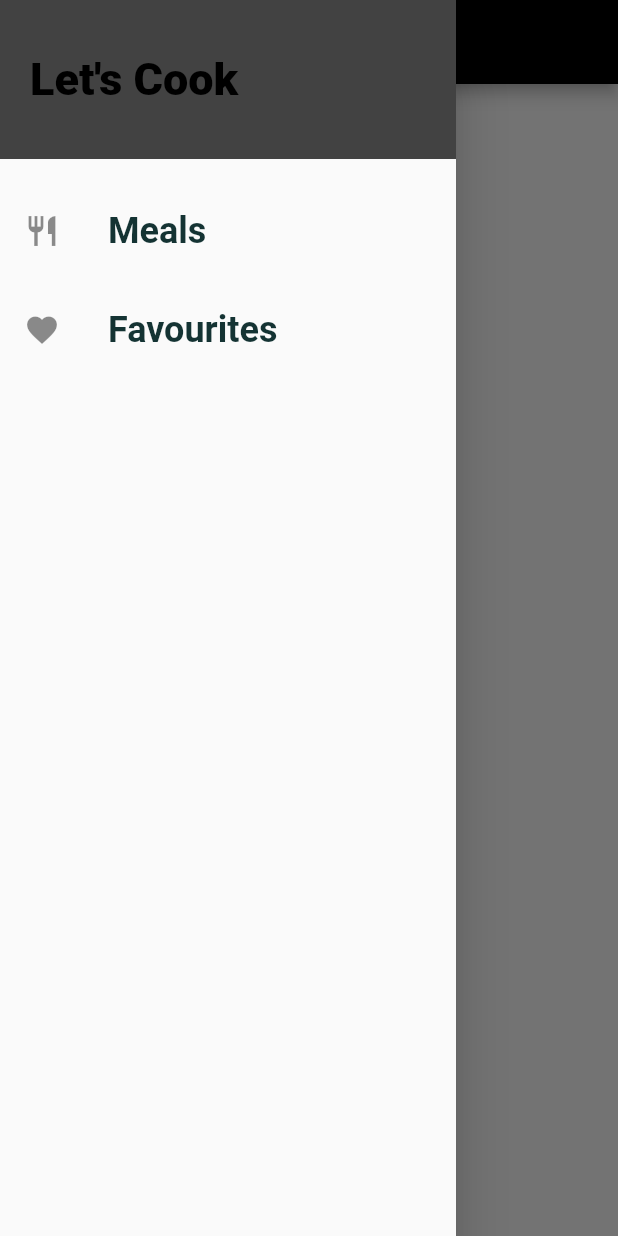
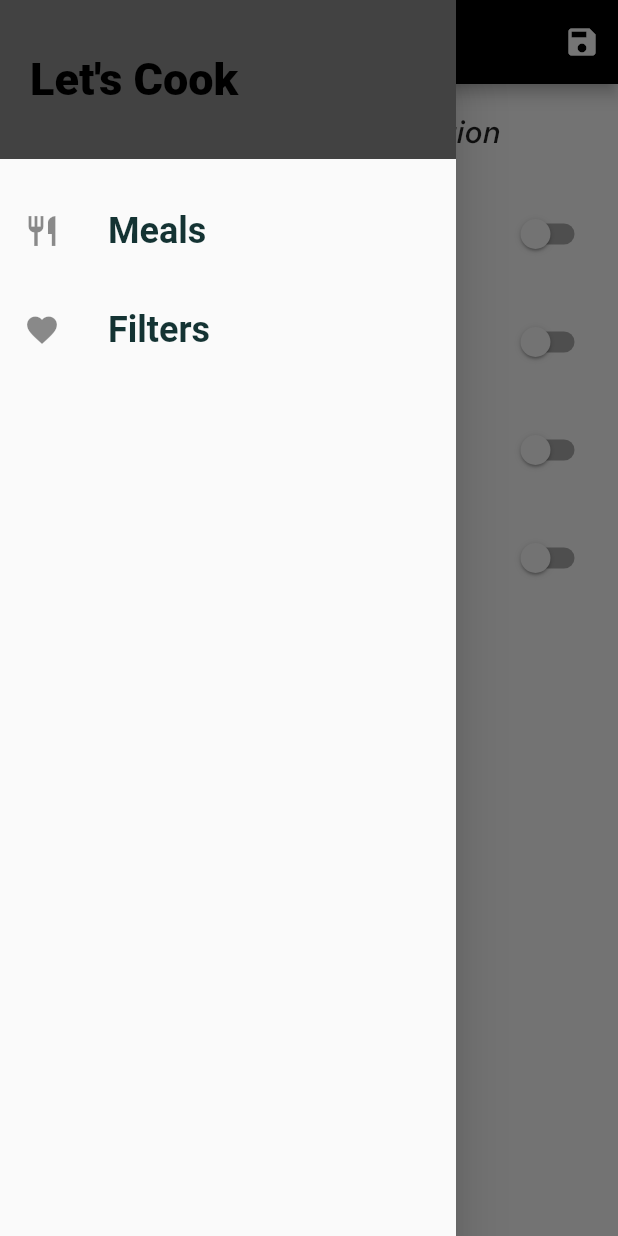
Before and after one commit to oddmmar/sandbox-flutter, a Flutter app: the FilterScreen screen opened by its route, with the side drawer open, on a phone screen of 412 x 824 dp. Run offline on Flutter 3.47's test engine with Material 2 defaults, Android fonts, the phone set to English and light mode, and no system bars.

Commit message:
finishes section 07

```diff
--- a/section07/lib/main.dart
+++ b/section07/lib/main.dart
@@ -1,13 +1,12 @@
-// import 'dart:io';
 import 'package:flutter/material.dart';
 import 'package:flutter/services.dart';
+import 'package:section07/dummy_data.dart';
+import 'package:section07/models/meal.dart';
 import 'package:section07/routes/categories_meals_screen.dart';
 import 'package:section07/routes/categories_screen.dart';
-import 'package:section07/routes/filter_screen.dart';
+import 'package:section07/routes/filters_screen.dart';
 import 'package:section07/routes/meal_detail_screen.dart';
 import 'package:section07/routes/tabs_screen.dart';
-
-// import 'package:flutter/cupertino.dart';
 
 void main() {
   WidgetsFlutterBinding.ensureInitialized();
@@ -16,25 +15,74 @@ void main() {
       DeviceOrientation.portraitUp,
     ],
   );
-  runApp(Meals());
+  runApp(const Meals());
 }
 
-class Meals extends StatelessWidget {
-  Meals({Key? key}) : super(key: key);
+class Meals extends StatefulWidget {
+  const Meals({Key? key}) : super(key: key);
+
+  @override
+  State<Meals> createState() => _MealsState();
+}
+
+class _MealsState extends State<Meals> {
+  Map<String, bool> _filters = {
+    'gluten': false,
+    'vegan': false,
+    'vegetarian': false,
+    'lactose': false,
+  };
+
+  List<Meal> _availableMeals = dummyMeals;
+  final List<Meal> _faveMeals = [];
+
+  void _setFilters(Map<String, bool> filterData) {
+    setState(() {
+      _filters = filterData;
+      _availableMeals = dummyMeals.where((element) {
+        if (_filters['gluten']! && !element.isGlutenFree) {
+          return false;
+        }
+        if (_filters['lactose']! && !element.isLactoseFree) {
+          return false;
+        }
+        if (_filters['vegan']! && !element.isVegan) {
+          return false;
+        }
+        if (_filters['vegetaria']! && !element.isVegetarian) {
+          return false;
+        }
+        return true;
+      }).toList();
+    });
+  }
+
+  void _toggleFaves({required String mealId}) {
+    print('toggling');
+    final existingIndex =
+        _faveMeals.indexWhere((element) => element.id == mealId);
+    if (existingIndex >= 0) {
+      setState(() {
+        _faveMeals.removeAt(existingIndex);
+      });
+    } else {
+      setState(() {
+        _faveMeals
+            .add(dummyMeals.firstWhere((element) => element.id == mealId));
+      });
+    }
+  }
+
+  bool _isMealFave(String id) {
+    final bool testCond = _faveMeals.any((element) => element.id == id);
+    print(testCond);
+    return testCond;
+  }
 
   final ThemeData appTheme = ThemeData(
     primarySwatch: Colors.blueGrey,
     primaryColor: Colors.black,
     fontFamily: 'SFPro',
-    // textTheme: TextTheme(
-    //   titleMedium: const TextStyle(
-    //     fontSize: 17,
-    //   ),
-    //   bodyText1: const TextStyle(
-    //     fontSize: 30,
-    //     fontWeight: FontWeight.bold,
-    //   ),
-    // ),
   );
 
   @override
@@ -55,11 +103,16 @@ class Meals extends StatelessWidget {
       // home: const CategoriesScreen(),
       initialRoute: '/', // default anyway
       routes: {
-        '/': (context) => const TabsScreen(),
-        CategoryMealsScreen.routeName: (context) => const CategoryMealsScreen(),
+        '/': (context) => TabsScreen(faves: _faveMeals),
+        CategoryMealsScreen.routeName: (context) =>
+            CategoryMealsScreen(availableMeals: _availableMeals),
         CategoriesScreen.routeName: ((context) => const CategoriesScreen()),
-        MealDetailScreen.routeName: (context) => const MealDetailScreen(),
-        FilterScreen.routeName: ((context) => const FilterScreen()),
+        MealDetailScreen.routeName: (context) => MealDetailScreen(
+              toggleFave: _toggleFaves,
+              isMealFave: _isMealFave,
+            ),
+        FilterScreen.routeName: ((context) =>
+            FilterScreen(filters: _filters, saveFilters: _setFilters)),
       },
       // onGenerateRoute: (settings) {
       //   print(settings.arguments);
--- a/section07/lib/routes/filter_screen.dart
+++ /dev/null
@@ -1,19 +0,0 @@
-import 'package:flutter/material.dart';
-import 'package:section07/widgets/main_drawer.dart';
-
-class FilterScreen extends StatelessWidget {
-  const FilterScreen({Key? key}) : super(key: key);
-
-  static const routeName = '/filters';
-
-  @override
-  Widget build(BuildContext context) {
-    return Scaffold(
-      drawer: const MainDrawer(),
-      appBar: AppBar(),
-      body: const Center(
-        child: Text('Filters'),
-      ),
-    );
-  }
-}
--- /dev/null
+++ b/section07/lib/routes/filters_screen.dart
@@ -0,0 +1,119 @@
+import 'package:flutter/material.dart';
+import 'package:section07/widgets/main_drawer.dart';
+
+class FilterScreen extends StatefulWidget {
+  const FilterScreen(
+      {Key? key, required this.saveFilters, required this.filters})
+      : super(key: key);
+
+  static const routeName = '/filters';
+  final Function saveFilters;
+  final Map<String, bool> filters;
+
+  @override
+  State<FilterScreen> createState() => _FilterScreenState();
+}
+
+class _FilterScreenState extends State<FilterScreen> {
+  bool _glutenFree = false;
+  bool _vegetarian = false;
+  bool _vegan = false;
+  bool _lactoseFree = false;
+
+  @override
+  void initState() {
+    _glutenFree = widget.filters['gluten']!;
+    _vegetarian = widget.filters['vegetarian']!;
+    _vegan = widget.filters['vegan']!;
+    _lactoseFree = widget.filters['lactose']!;
+    super.initState();
+  }
+
+  Widget _buildSwitchListTile(
+      {required String label,
+      String description = '',
+      required bool currentValue,
+      required Function(bool) updateValue}) {
+    return SwitchListTile(
+      title: Text(label),
+      subtitle: Text(description),
+      value: currentValue,
+      onChanged: updateValue,
+    );
+  }
+
+  @override
+  Widget build(BuildContext context) {
+    return Scaffold(
+      drawer: const MainDrawer(),
+      appBar: AppBar(
+        title: const Text('Your Filters'),
+        actions: [
+          IconButton(
+              onPressed: () {
+                final selectedFilters = {
+                  'gluten': _glutenFree,
+                  'vegan': _vegan,
+                  'vegetarian': _vegetarian,
+                  'lactose': _lactoseFree,
+                };
+                widget.saveFilters(selectedFilters);
+              },
+              icon: const Icon(Icons.save))
+        ],
+      ),
+      body: Column(
+        children: [
+          Container(
+            padding: const EdgeInsets.all(20),
+            child: Text(
+              'Adjust your meal selection',
+              style: Theme.of(context).textTheme.headline6,
+            ),
+          ),
+          Expanded(
+              child: ListView(
+            children: [
+              _buildSwitchListTile(
+                  label: 'Gluten-Free',
+                  description: 'Show only gluten-free options',
+                  currentValue: _glutenFree,
+                  updateValue: (newValue) {
+                    setState(() {
+                      _glutenFree = newValue;
+                    });
+                  }),
+              _buildSwitchListTile(
+                  label: 'Vegetarian',
+                  description: 'Show only vegetarian options',
+                  currentValue: _vegetarian,
+                  updateValue: (newValue) {
+                    setState(() {
+                      _vegetarian = newValue;
+                    });
+                  }),
+              _buildSwitchListTile(
+                  label: 'Vegan',
+                  description: 'Show only vegan options',
+                  currentValue: _vegan,
+                  updateValue: (newValue) {
+                    setState(() {
+                      _vegan = newValue;
+                    });
+                  }),
+              _buildSwitchListTile(
+                  label: 'Lactose-Free',
+                  description: 'Show only lactose-free options',
+                  currentValue: _lactoseFree,
+                  updateValue: (newValue) {
+                    setState(() {
+                      _lactoseFree = newValue;
+                    });
+                  }),
+            ],
+          ))
+        ],
+      ),
+    );
+  }
+}
--- a/section07/lib/widgets/main_drawer.dart
+++ b/section07/lib/widgets/main_drawer.dart
@@ -1,5 +1,5 @@
 import 'package:flutter/material.dart';
-import 'package:section07/routes/filter_screen.dart';
+import 'package:section07/routes/filters_screen.dart';
 
 class MainDrawer extends StatelessWidget {
   const MainDrawer({Key? key}) : super(key: key);
@@ -50,7 +50,7 @@ class MainDrawer extends StatelessWidget {
               }),
           const SizedBox(height: 10),
           buildListTile(
-              title: 'Favourites',
+              title: 'Filters',
               icon: Icons.favorite,
               onTapHandler: () {
                 Navigator.of(context)
```
Also changed, not shown: section07/lib/routes/categories_meals_screen.dart (+46 -19 lines), section07/lib/routes/favourites_screen.dart (+25 -4 lines), section07/lib/routes/meal_detail_screen.dart (+11 -5 lines), section07/lib/routes/tabs_screen.dart (+21 -8 lines), section07/lib/widgets/meal_item.dart (+6 -5 lines), section07/pubspec.lock, 1 other file.
